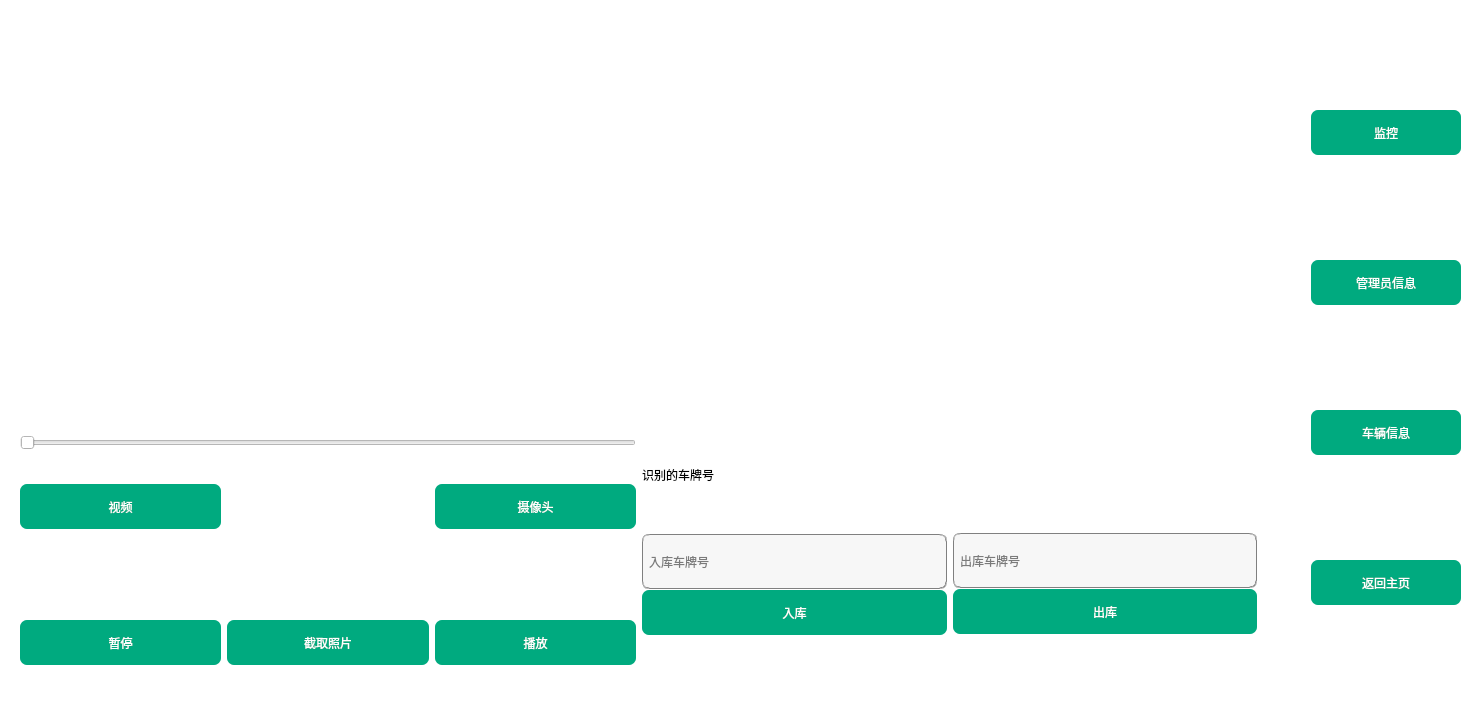
Above: car.ui from wangerge403/parkingManageSystem before the change. Below: the same form after it.
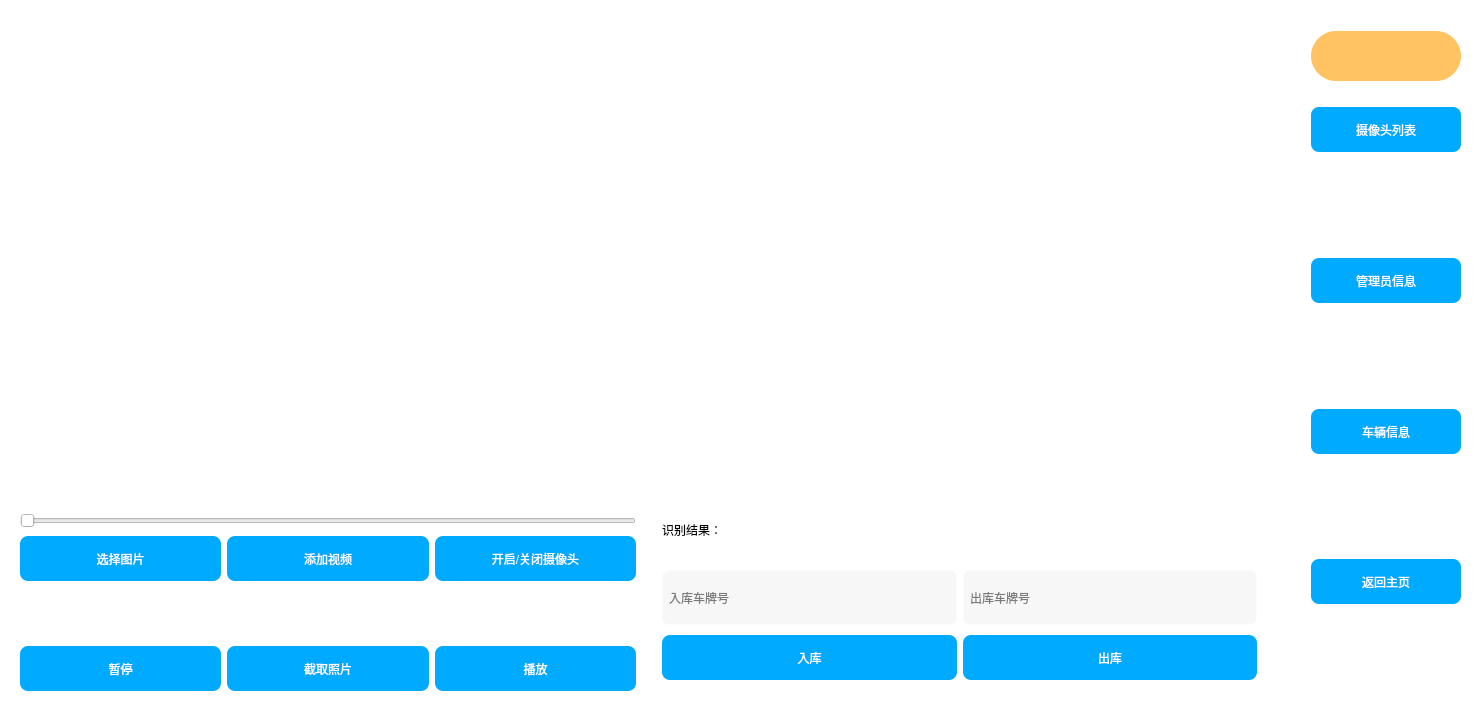
That is the form after the change. The open tabs and pages were chosen to show the change. Icons and pictures are not drawn.

```diff
--- a/car.ui
+++ b/car.ui
@@ -41,7 +41,209 @@
       <layout class="QHBoxLayout" name="horizontalLayout_5">
        <item>
         <layout class="QGridLayout" name="gridLayout">
+         <item row="1" column="1">
+          <widget class="QLabel" name="label_pie">
+           <property name="minimumSize">
+            <size>
+             <width>0</width>
+             <height>350</height>
+            </size>
+           </property>
+           <property name="styleSheet">
+            <string notr="true">background-color: rgb(255, 255, 255);</string>
+           </property>
+           <property name="text">
+            <string/>
+           </property>
+          </widget>
+         </item>
+         <item row="2" column="1">
+          <layout class="QVBoxLayout" name="verticalLayout_4">
+           <property name="leftMargin">
+            <number>20</number>
+           </property>
+           <property name="topMargin">
+            <number>10</number>
+           </property>
+           <property name="bottomMargin">
+            <number>15</number>
+           </property>
+           <item>
+            <widget class="QLabel" name="label_title">
+             <property name="maximumSize">
+              <size>
+               <width>16777215</width>
+               <height>45</height>
+              </size>
+             </property>
+             <property name="styleSheet">
+              <string notr="true">font: 13pt &quot;华文隶书&quot;;</string>
+             </property>
+             <property name="text">
+              <string>识别结果：</string>
+             </property>
+            </widget>
+           </item>
+           <item>
+            <widget class="QLabel" name="screen_label">
+             <property name="text">
+              <string/>
+             </property>
+            </widget>
+           </item>
+           <item>
+            <layout class="QHBoxLayout" name="horizontalLayout">
+             <item>
+              <layout class="QVBoxLayout" name="verticalLayout_2">
+               <property name="spacing">
+                <number>15</number>
+               </property>
+               <property name="leftMargin">
+                <number>0</number>
+               </property>
+               <property name="topMargin">
+                <number>0</number>
+               </property>
+               <item>
+                <widget class="QLineEdit" name="Car_idinput">
+                 <property name="minimumSize">
+                  <size>
+                   <width>0</width>
+                   <height>55</height>
+                  </size>
+                 </property>
+                 <property name="maximumSize">
+                  <size>
+                   <width>16777215</width>
+                   <height>45</height>
+                  </size>
+                 </property>
+                 <property name="styleSheet">
+                  <string notr="true">background-color: rgb(247, 247, 247);
+border:1px groove transparent;
+border-radius:7px;
+padding:2px 4px;
+font: 10pt &quot;华文隶书&quot;;</string>
+                 </property>
+                 <property name="placeholderText">
+                  <string>入库车牌号</string>
+                 </property>
+                </widget>
+               </item>
+               <item>
+                <widget class="QPushButton" name="submitCar">
+                 <property name="minimumSize">
+                  <size>
+                   <width>0</width>
+                   <height>45</height>
+                  </size>
+                 </property>
+                 <property name="maximumSize">
+                  <size>
+                   <width>16777215</width>
+                   <height>45</height>
+                  </size>
+                 </property>
+                 <property name="styleSheet">
+                  <string notr="true">background-color: rgb(0, 170, 255);
+color: rgb(255, 255, 255);
+font: 25 9pt &quot;Bahnschrift Light&quot;;
+font: 12pt &quot;华文隶书&quot;;
+border-radius:8px;</string>
+                 </property>
+                 <property name="text">
+                  <string>入库</string>
+                 </property>
+                </widget>
+               </item>
+              </layout>
+             </item>
+             <item>
+              <layout class="QVBoxLayout" name="verticalLayout_3">
+               <property name="spacing">
+                <number>15</number>
+               </property>
+               <property name="topMargin">
+                <number>0</number>
+               </property>
+               <item>
+                <widget class="QLineEdit" name="Car_output">
+                 <property name="minimumSize">
+                  <size>
+                   <width>0</width>
+                   <height>55</height>
+                  </size>
+                 </property>
+                 <property name="maximumSize">
+                  <size>
+                   <width>16777215</width>
+                   <height>45</height>
+                  </size>
+                 </property>
+                 <property name="styleSheet">
+                  <string notr="true">background-color: rgb(247, 247, 247);
+border:1px groove transparent;
+border-radius:7px;
+padding:2px 4px;
+font: 10pt &quot;华文隶书&quot;;</string>
+                 </property>
+                 <property name="placeholderText">
+                  <string>出库车牌号</string>
+                 </property>
+                </widget>
+               </item>
+               <item>
+                <widget class="QPushButton" name="DeleteCar">
+                 <property name="minimumSize">
+                  <size>
+                   <width>0</width>
+                   <height>45</height>
+                  </size>
+                 </property>
+                 <property name="maximumSize">
+                  <size>
+                   <width>16777215</width>
+                   <height>45</height>
+                  </size>
+                 </property>
+                 <property name="styleSheet">
+                  <string notr="true">background-color: rgb(0, 170, 255);
+color: rgb(255, 255, 255);
+font: 25 9pt &quot;Bahnschrift Light&quot;;
+font: 12pt &quot;华文隶书&quot;;
+border-radius:8px;</string>
+                 </property>
+                 <property name="text">
+                  <string>出库</string>
+                 </property>
+                </widget>
+               </item>
+              </layout>
+             </item>
+            </layout>
+           </item>
+          </layout>
+         </item>
          <item row="1" column="0">
+          <widget class="QLabel" name="camera">
+           <property name="sizePolicy">
+            <sizepolicy hsizetype="Minimum" vsizetype="Minimum">
+             <horstretch>0</horstretch>
+             <verstretch>0</verstretch>
+            </sizepolicy>
+           </property>
+           <property name="minimumSize">
+            <size>
+             <width>500</width>
+             <height>250</height>
+            </size>
+           </property>
+           <property name="text">
+            <string/>
+           </property>
+          </widget>
+         </item>
+         <item row="2" column="0">
           <layout class="QVBoxLayout" name="verticalLayout_5">
            <item>
             <widget class="QSlider" name="horizontalSlider">
@@ -83,8 +285,34 @@
            </item>
            <item>
             <layout class="QHBoxLayout" name="horizontalLayout_2">
+             <item>
+              <widget class="QPushButton" name="selectImgButton">
+               <property name="minimumSize">
+                <size>
+                 <width>0</width>
+                 <height>45</height>
+                </size>
+               </property>
+               <property name="styleSheet">
+                <string notr="true">background-color: rgb(0, 170, 255);
+color: rgb(255, 255, 255);
+font: 25 9pt &quot;Bahnschrift Light&quot;;
+font: 12pt &quot;华文隶书&quot;;
+border-radius:8px;</string>
+               </property>
+               <property name="text">
+                <string>选择图片</string>
+               </property>
+               <property name="autoRepeat">
+                <bool>false</bool>
+               </property>
+              </widget>
+             </item>
              <item>
               <widget class="QPushButton" name="fileopen">
+               <property name="enabled">
+                <bool>true</bool>
+               </property>
                <property name="minimumSize">
                 <size>
                  <width>0</width>
@@ -98,21 +326,14 @@
                 </size>
                </property>
                <property name="styleSheet">
-                <string notr="true">background-color: rgb(0, 170, 127);
+                <string notr="true">background-color: rgb(0, 170, 255);
 color: rgb(255, 255, 255);
 font: 25 9pt &quot;Bahnschrift Light&quot;;
-font: 10pt &quot;华文隶书&quot;;
-border-radius:7px;</string>
+font: 12pt &quot;华文隶书&quot;;
+border-radius:8px;</string>
                </property>
                <property name="text">
-                <string>视频</string>
-               </property>
-              </widget>
-             </item>
-             <item>
-              <widget class="QLabel" name="screen_label">
-               <property name="text">
-                <string/>
+                <string>添加视频</string>
                </property>
               </widget>
              </item>
@@ -131,14 +352,14 @@
                 </size>
                </property>
                <property name="styleSheet">
-                <string notr="true">background-color: rgb(0, 170, 127);
+                <string notr="true">background-color: rgb(0, 170, 255);
 color: rgb(255, 255, 255);
 font: 25 9pt &quot;Bahnschrift Light&quot;;
-font: 10pt &quot;华文隶书&quot;;
-border-radius:7px;</string>
+font: 12pt &quot;华文隶书&quot;;
+border-radius:8px;</string>
                </property>
                <property name="text">
-                <string>摄像头</string>
+                <string>开启/关闭摄像头</string>
                </property>
               </widget>
              </item>
@@ -157,18 +378,12 @@
                  <height>45</height>
                 </size>
                </property>
-               <property name="maximumSize">
-                <size>
-                 <width>16777215</width>
-                 <height>45</height>
-                </size>
-               </property>
                <property name="styleSheet">
-                <string notr="true">background-color: rgb(0, 170, 127);
+                <string notr="true">background-color: rgb(0, 170, 255);
 color: rgb(255, 255, 255);
 font: 25 9pt &quot;Bahnschrift Light&quot;;
-font: 10pt &quot;华文隶书&quot;;
-border-radius:7px;</string>
+font: 12pt &quot;华文隶书&quot;;
+border-radius:8px;</string>
                </property>
                <property name="text">
                 <string>暂停</string>
@@ -190,11 +405,11 @@
                 </size>
                </property>
                <property name="styleSheet">
-                <string notr="true">background-color: rgb(0, 170, 127);
+                <string notr="true">background-color: rgb(0, 170, 255);
 color: rgb(255, 255, 255);
 font: 25 9pt &quot;Bahnschrift Light&quot;;
-font: 10pt &quot;华文隶书&quot;;
-border-radius:7px;</string>
+font: 12pt &quot;华文隶书&quot;;
+border-radius:8px;</string>
                </property>
                <property name="text">
                 <string>截取照片</string>
@@ -216,11 +431,11 @@
                 </size>
                </property>
                <property name="styleSheet">
-                <string notr="true">background-color: rgb(0, 170, 127);
+                <string notr="true">background-color: rgb(0, 170, 255);
 color: rgb(255, 255, 255);
 font: 25 9pt &quot;Bahnschrift Light&quot;;
-font: 10pt &quot;华文隶书&quot;;
-border-radius:7px;</string>
+font: 12pt &quot;华文隶书&quot;;
+border-radius:8px;</string>
                </property>
                <property name="text">
                 <string>播放</string>
@@ -231,215 +446,6 @@
            </item>
           </layout>
          </item>
-         <item row="1" column="1">
-          <layout class="QVBoxLayout" name="verticalLayout_4">
-           <property name="topMargin">
-            <number>39</number>
-           </property>
-           <property name="bottomMargin">
-            <number>60</number>
-           </property>
-           <item>
-            <spacer name="horizontalSpacer">
-             <property name="orientation">
-              <enum>Qt::Horizontal</enum>
-             </property>
-             <property name="sizeHint" stdset="0">
-              <size>
-               <width>40</width>
-               <height>20</height>
-              </size>
-             </property>
-            </spacer>
-           </item>
-           <item>
-            <widget class="QLabel" name="label_title">
-             <property name="maximumSize">
-              <size>
-               <width>16777215</width>
-               <height>45</height>
-              </size>
-             </property>
-             <property name="styleSheet">
-              <string notr="true">font: 13pt &quot;华文隶书&quot;;</string>
-             </property>
-             <property name="text">
-              <string>识别的车牌号</string>
-             </property>
-            </widget>
-           </item>
-           <item>
-            <spacer name="horizontalSpacer_2">
-             <property name="orientation">
-              <enum>Qt::Horizontal</enum>
-             </property>
-             <property name="sizeHint" stdset="0">
-              <size>
-               <width>40</width>
-               <height>20</height>
-              </size>
-             </property>
-            </spacer>
-           </item>
-           <item>
-            <layout class="QHBoxLayout" name="horizontalLayout">
-             <item>
-              <layout class="QVBoxLayout" name="verticalLayout_2">
-               <property name="topMargin">
-                <number>19</number>
-               </property>
-               <item>
-                <widget class="QLineEdit" name="Car_idinput">
-                 <property name="minimumSize">
-                  <size>
-                   <width>0</width>
-                   <height>55</height>
-                  </size>
-                 </property>
-                 <property name="maximumSize">
-                  <size>
-                   <width>16777215</width>
-                   <height>45</height>
-                  </size>
-                 </property>
-                 <property name="styleSheet">
-                  <string notr="true">background-color: rgb(247, 247, 247);
-border:1px groove gray;
-border-radius:7px;
-padding:2px 4px;
-font: 10pt &quot;华文隶书&quot;;</string>
-                 </property>
-                 <property name="placeholderText">
-                  <string>入库车牌号</string>
-                 </property>
-                </widget>
-               </item>
-               <item>
-                <widget class="QPushButton" name="submitCar">
-                 <property name="minimumSize">
-                  <size>
-                   <width>0</width>
-                   <height>45</height>
-                  </size>
-                 </property>
-                 <property name="maximumSize">
-                  <size>
-                   <width>16777215</width>
-                   <height>45</height>
-                  </size>
-                 </property>
-                 <property name="styleSheet">
-                  <string notr="true">background-color: rgb(0, 170, 127);
-color: rgb(255, 255, 255);
-font: 25 9pt &quot;Bahnschrift Light&quot;;
-font: 10pt &quot;华文隶书&quot;;
-border-radius:7px;</string>
-                 </property>
-                 <property name="text">
-                  <string>入库</string>
-                 </property>
-                </widget>
-               </item>
-              </layout>
-             </item>
-             <item>
-              <layout class="QVBoxLayout" name="verticalLayout_3">
-               <property name="topMargin">
-                <number>18</number>
-               </property>
-               <item>
-                <widget class="QLineEdit" name="Car_output">
-                 <property name="minimumSize">
-                  <size>
-                   <width>0</width>
-                   <height>55</height>
-                  </size>
-                 </property>
-                 <property name="maximumSize">
-                  <size>
-                   <width>16777215</width>
-                   <height>45</height>
-                  </size>
-                 </property>
-                 <property name="styleSheet">
-                  <string notr="true">background-color: rgb(247, 247, 247);
-border:1px groove gray;
-border-radius:7px;
-padding:2px 4px;
-font: 10pt &quot;华文隶书&quot;;</string>
-                 </property>
-                 <property name="placeholderText">
-                  <string>出库车牌号</string>
-                 </property>
-                </widget>
-               </item>
-               <item>
-                <widget class="QPushButton" name="DeleteCar">
-                 <property name="minimumSize">
-                  <size>
-                   <width>0</width>
-                   <height>45</height>
-                  </size>
-                 </property>
-                 <property name="maximumSize">
-                  <size>
-                   <width>16777215</width>
-                   <height>45</height>
-                  </size>
-                 </property>
-                 <property name="styleSheet">
-                  <string notr="true">background-color: rgb(0, 170, 127);
-color: rgb(255, 255, 255);
-font: 25 9pt &quot;Bahnschrift Light&quot;;
-font: 10pt &quot;华文隶书&quot;;
-border-radius:7px;</string>
-                 </property>
-                 <property name="text">
-                  <string>出库</string>
-                 </property>
-                </widget>
-               </item>
-              </layout>
-             </item>
-            </layout>
-           </item>
-          </layout>
-         </item>
-         <item row="0" column="1">
-          <widget class="QLabel" name="label_pie">
-           <property name="minimumSize">
-            <size>
-             <width>0</width>
-             <height>350</height>
-            </size>
-           </property>
-           <property name="styleSheet">
-            <string notr="true">background-color: rgb(255, 255, 255);</string>
-           </property>
-           <property name="text">
-            <string/>
-           </property>
-          </widget>
-         </item>
-         <item row="0" column="0">
-          <widget class="QLabel" name="camera">
-           <property name="sizePolicy">
-            <sizepolicy hsizetype="Minimum" vsizetype="Minimum">
-             <horstretch>0</horstretch>
-             <verstretch>0</verstretch>
-            </sizepolicy>
-           </property>
-           <property name="minimumSize">
-            <size>
-             <width>500</width>
-             <height>250</height>
-            </size>
-           </property>
-           <property name="text">
-            <string/>
-           </property>
-          </widget>
-         </item>
         </layout>
        </item>
        <item>
@@ -1239,18 +1245,44 @@
    </item>
    <item>
     <layout class="QVBoxLayout" name="verticalLayout">
+     <property name="topMargin">
+      <number>20</number>
+     </property>
      <property name="rightMargin">
       <number>10</number>
      </property>
+     <item>
+      <widget class="QPushButton" name="datetime">
+       <property name="minimumSize">
+        <size>
+         <width>50</width>
+         <height>50</height>
+        </size>
+       </property>
+       <property name="styleSheet">
+        <string notr="true">background-color: rgba(255, 169, 30, 0.7);
+color: rgb(255, 255, 255);
+font: 25 9pt &quot;Bahnschrift Light&quot;;
+font: 10pt &quot;华文隶书&quot;;
+border-radius:25px;</string>
+       </property>
+       <property name="text">
+        <string/>
+       </property>
+      </widget>
+     </item>
      <item>
       <spacer name="verticalSpacer_9">
        <property name="orientation">
         <enum>Qt::Vertical</enum>
        </property>
+       <property name="sizeType">
+        <enum>QSizePolicy::Fixed</enum>
+       </property>
        <property name="sizeHint" stdset="0">
         <size>
          <width>20</width>
-         <height>40</height>
+         <height>20</height>
         </size>
        </property>
       </spacer>
@@ -1270,14 +1302,14 @@
         </size>
        </property>
        <property name="styleSheet">
-        <string notr="true">background-color: rgb(0, 170, 127);
+        <string notr="true">background-color: rgb(0, 170, 255);
 color: rgb(255, 255, 255);
 font: 25 9pt &quot;Bahnschrift Light&quot;;
-font: 10pt &quot;华文隶书&quot;;
-border-radius:7px;</string>
+font: 12pt &quot;华文隶书&quot;;
+border-radius:8px;</string>
        </property>
        <property name="text">
-        <string>监控</string>
+        <string>摄像头列表</string>
        </property>
       </widget>
      </item>
@@ -1309,11 +1341,11 @@
         </size>
        </property>
        <property name="styleSheet">
-        <string notr="true">background-color: rgb(0, 170, 127);
+        <string notr="true">background-color: rgb(0, 170, 255);
 color: rgb(255, 255, 255);
 font: 25 9pt &quot;Bahnschrift Light&quot;;
-font: 10pt &quot;华文隶书&quot;;
-border-radius:7px;</string>
+font: 12pt &quot;华文隶书&quot;;
+border-radius:8px;</string>
        </property>
        <property name="text">
         <string>管理员信息</string>
@@ -1342,11 +1374,11 @@
         </size>
        </property>
        <property name="styleSheet">
-        <string notr="true">background-color: rgb(0, 170, 127);
+        <string notr="true">background-color: rgb(0, 170, 255);
 color: rgb(255, 255, 255);
 font: 25 9pt &quot;Bahnschrift Light&quot;;
-font: 10pt &quot;华文隶书&quot;;
-border-radius:7px;</string>
+font: 12pt &quot;华文隶书&quot;;
+border-radius:8px;</string>
        </property>
        <property name="text">
         <string>车辆信息</string>
@@ -1375,11 +1407,11 @@
         </size>
        </property>
        <property name="styleSheet">
-        <string notr="true">background-color: rgb(0, 170, 127);
+        <string notr="true">background-color: rgb(0, 170, 255);
 color: rgb(255, 255, 255);
 font: 25 9pt &quot;Bahnschrift Light&quot;;
-font: 10pt &quot;华文隶书&quot;;
-border-radius:7px;</string>
+font: 12pt &quot;华文隶书&quot;;
+border-radius:8px;</string>
        </property>
        <property name="text">
         <string>返回主页</string>
```
Left out of the diff: 2 changed lines with no effect on the pictures.
